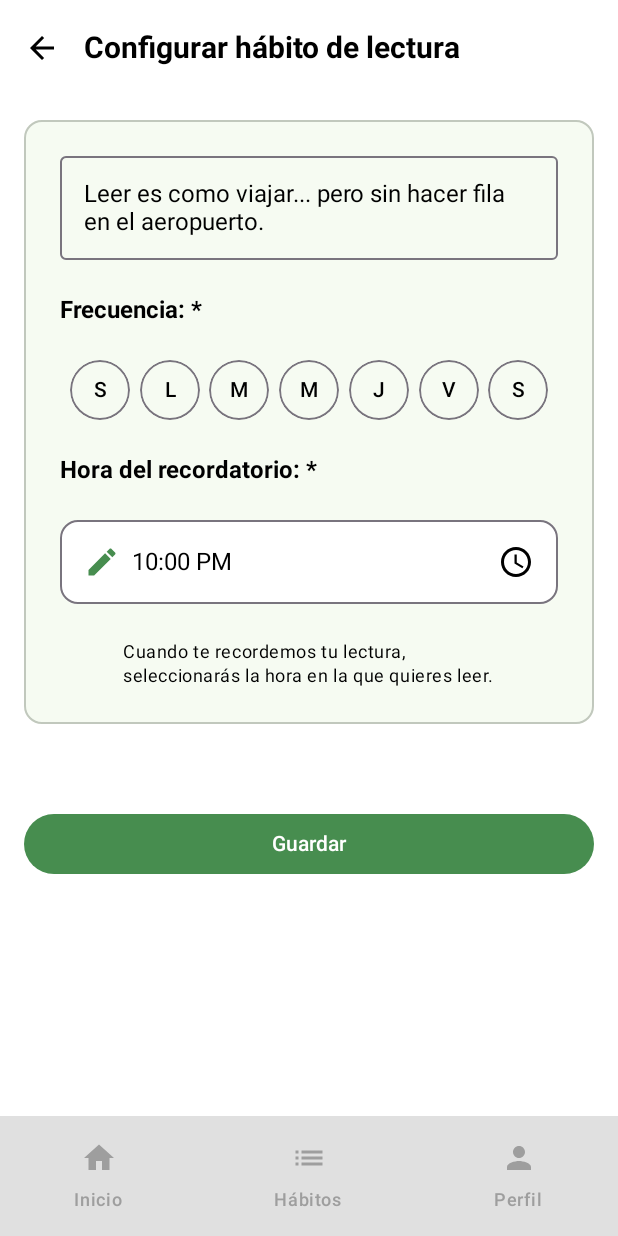
After one commit to Richyms/KOALM, an Android app built with Jetpack Compose: the PantallaConfiguracionHabitoLectura screen opened through its navigation route, on a phone screen of 412 x 824 dp. The commit adds this screen. Run offline under Robolectric (Android 15) with nearby library versions, the phone set to English and light mode, and no system bars; our stand-ins replace Firebase (no records; nobody signed in at launch, a user with empty details on screens opened directly), accompanist.

Commit message:
PantallaConfiguracionHabitoLectura.kt

```diff
--- a/app/src/main/java/com/example/koalm/navigation/Navigation.kt
+++ b/app/src/main/java/com/example/koalm/navigation/Navigation.kt
@@ -47,6 +47,7 @@ fun AppNavigation(
         composable("configurar_habito_sueno") { PantallaConfiguracionHabitoSueno(navController) }
         composable("configurar_habito_hidratacion") { PantallaConfiguracionHabitoHidratacion(navController) }
         composable("configurar-habito-alimentacion") { PantallaConfiguracionHabitoAlimentacion(navController)}
+        composable("configurar-habito-lectura") { PantallaConfiguracionHabitoLectura(navController)}
         composable("estadisticas"){PantallaParametrosSalud(navController)}
         /*Ajustar enlace de pantalla parametros salud*/
         //composable("ritmo-cardiaco"){PantallaRitmoCardiaco(navController)}
--- /dev/null
+++ b/app/src/main/java/com/example/koalm/ui/screens/PantallaConfiguracionHabitoLectura.kt
@@ -0,0 +1,184 @@
+package com.example.koalm.ui.screens
+
+import android.os.Build
+import android.widget.Toast
+import androidx.annotation.RequiresApi
+import androidx.compose.foundation.BorderStroke
+import androidx.compose.foundation.layout.*
+import androidx.compose.foundation.rememberScrollState
+import androidx.compose.foundation.shape.RoundedCornerShape
+import androidx.compose.foundation.verticalScroll
+import androidx.compose.material.icons.Icons
+import androidx.compose.material.icons.automirrored.filled.ArrowBack
+import androidx.compose.material.icons.filled.Edit
+import androidx.compose.material.icons.filled.Schedule
+import androidx.compose.material3.*
+import androidx.compose.runtime.*
+import androidx.compose.ui.Alignment
+import androidx.compose.ui.Modifier
+import androidx.compose.ui.draw.clip
+import androidx.compose.ui.graphics.Color
+import androidx.compose.ui.platform.LocalContext
+import androidx.compose.ui.unit.dp
+import androidx.navigation.NavHostController
+import com.example.koalm.ui.components.BarraNavegacionInferior
+import com.example.koalm.ui.theme.VerdeBorde
+import com.example.koalm.ui.theme.VerdeContenedor
+import java.time.LocalTime
+import java.time.format.DateTimeFormatter
+
+@OptIn(ExperimentalMaterial3Api::class)
+@RequiresApi(Build.VERSION_CODES.O)
+@Composable
+fun PantallaConfiguracionHabitoLectura(navController: NavHostController) {
+    val context = LocalContext.current
+
+    var descripcion by remember { mutableStateOf("") }
+    val diasSemana = listOf("S", "L", "M", "M", "J", "V", "S")
+    var diasSeleccionados by remember { mutableStateOf(List(7) { false }) }
+
+    var horaRecordatorio by remember { mutableStateOf(LocalTime.of(22, 0)) }
+    var mostrarTimePicker by remember { mutableStateOf(false) }
+
+    Scaffold(
+        topBar = {
+            TopAppBar(
+                title = { Text("Configurar hábito de lectura") },
+                navigationIcon = {
+                    IconButton(onClick = { navController.navigateUp() }) {
+                        Icon(Icons.AutoMirrored.Filled.ArrowBack, contentDescription = "Atrás")
+                    }
+                }
+            )
+        },
+        bottomBar = { BarraNavegacionInferior(navController, "configurar_habito") }
+    ) { innerPadding ->
+
+        Column(
+            modifier = Modifier
+                .padding(innerPadding)
+                .fillMaxSize()
+                .verticalScroll(rememberScrollState())
+                .padding(16.dp),
+            verticalArrangement = Arrangement.spacedBy(16.dp)
+        ) {
+
+            Card(
+                modifier = Modifier.fillMaxWidth(),
+                shape = RoundedCornerShape(12.dp),
+                border = BorderStroke(1.dp, VerdeBorde),
+                colors = CardDefaults.cardColors(containerColor = VerdeContenedor)
+            ) {
+                Column(
+                    modifier = Modifier.padding(24.dp),
+                    verticalArrangement = Arrangement.spacedBy(24.dp)
+                ) {
+
+                    // 🟢 Caja de descripción editable
+                    OutlinedTextField(
+                        value = descripcion,
+                        onValueChange = { descripcion = it },
+                        placeholder = { Text("Leer es como viajar... pero sin hacer fila en el aeropuerto.") },
+                        modifier = Modifier.fillMaxWidth()
+                    )
+
+
+                    // 🟢 Frecuencia
+                    Text(
+                        text = "Frecuencia: *",
+                        fontWeight = androidx.compose.ui.text.font.FontWeight.Bold,
+                        style = MaterialTheme.typography.bodyLarge
+                    )
+                    Row(
+                        modifier = Modifier.fillMaxWidth(),
+                        horizontalArrangement = Arrangement.SpaceEvenly
+                    ) {
+                        diasSemana.forEachIndexed { index, dia ->
+                            DiaCircle(
+                                label = dia,
+                                selected = diasSeleccionados[index],
+                                onClick = {
+                                    diasSeleccionados = diasSeleccionados.toMutableList().also { it[index] = !it[index] }
+                                }
+                            )
+                        }
+                    }
+
+                    // 🟢 Hora de recordatorio
+                    Text(
+                        text = "Hora del recordatorio: *",
+                        fontWeight = androidx.compose.ui.text.font.FontWeight.Bold,
+                        style = MaterialTheme.typography.bodyLarge
+                    )
+
+                    HoraField(
+                        hora = horaRecordatorio,
+                        onClick = { mostrarTimePicker = true }
+                    )
+
+                    Text(
+                        text = "Cuando te recordemos tu lectura,\nseleccionarás la hora en la que quieres leer.",
+                        style = MaterialTheme.typography.bodySmall,
+                        color = MaterialTheme.colorScheme.onSurfaceVariant,
+                        modifier = Modifier.align(Alignment.CenterHorizontally)
+                    )
+                }
+            }
+
+            Spacer(modifier = Modifier.height(24.dp))
+
+            // 🟢 Botón guardar
+            Button(
+                onClick = {
+                    Toast.makeText(context, "Configuración de lectura guardada", Toast.LENGTH_SHORT).show()
+                    navController.navigateUp()
+                },
+                modifier = Modifier.fillMaxWidth()
+            ) {
+                Text("Guardar")
+            }
+        }
+    }
+
+    if (mostrarTimePicker) {
+        TimePickerDialogLectura(
+            initialTime = horaRecordatorio,
+            onTimePicked = { horaRecordatorio = it },
+            onDismiss = { mostrarTimePicker = false }
+        )
+    }
+}
+
+/*───────────────────────────── COMPONENTES ───────────────────────────────*/
+
+@OptIn(ExperimentalMaterial3Api::class)
+@Composable
+fun TimePickerDialogLectura(
+    initialTime: LocalTime,
+    onTimePicked: (LocalTime) -> Unit,
+    onDismiss: () -> Unit
+) {
+    val state = rememberTimePickerState(
+        initialHour = initialTime.hour,
+        initialMinute = initialTime.minute,
+        is24Hour = false
+    )
+
+    AlertDialog(
+        onDismissRequest = onDismiss,
+        confirmButton = {
+            TextButton(onClick = {
+                onTimePicked(LocalTime.of(state.hour, state.minute))
+                onDismiss()
+            }) { Text("Aceptar") }
+        },
+        dismissButton = {
+            TextButton(onClick = onDismiss) {
+                Text("Cancelar")
+            }
+        },
+        text = {
+            TimePicker(state = state, modifier = Modifier.fillMaxWidth())
+        }
+    )
+}
--- a/app/src/main/java/com/example/koalm/ui/screens/PantallaSaludMental.kt
+++ b/app/src/main/java/com/example/koalm/ui/screens/PantallaSaludMental.kt
@@ -87,6 +87,10 @@ fun HabitoMentalCard(habito: HabitoMental, navController: NavHostController) {
             if(habito.titulo == "Meditación"){
                 navController.navigate("configurar_habito_meditacion")
             }
+            if(habito.titulo == "Lectura"){
+                navController.navigate("configurar-habito-lectura")
+            }
+
         },
         modifier = Modifier
             .fillMaxWidth()
```
